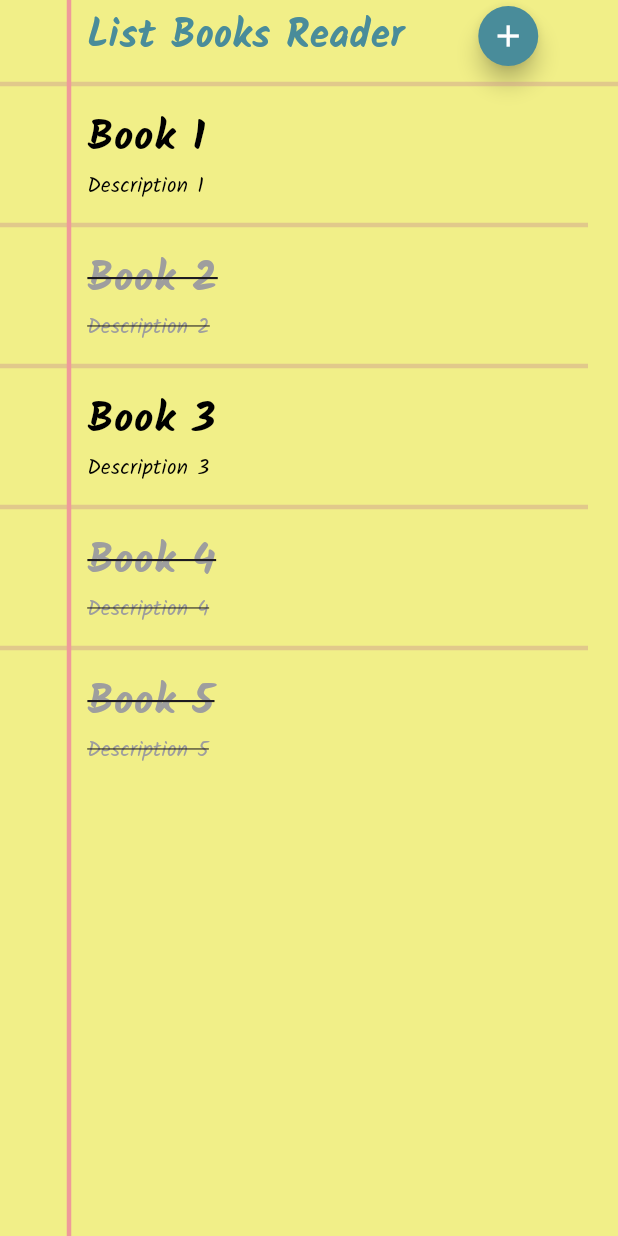
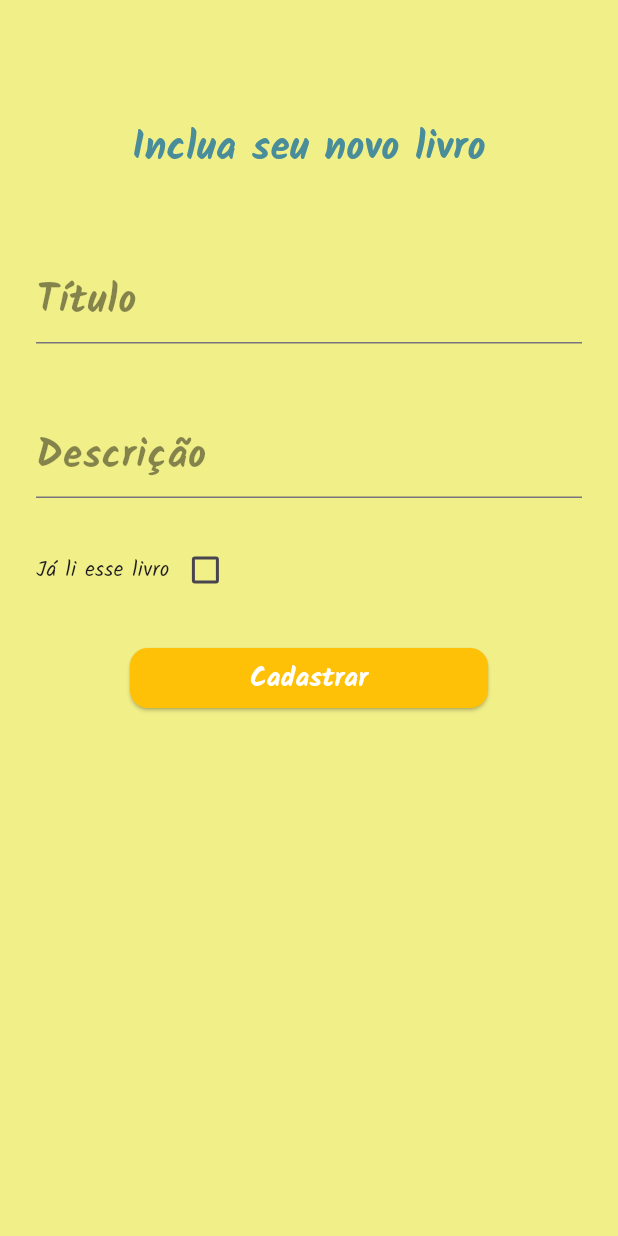
Before and after one commit to gblnovaes/book_readear_list, a Flutter app: the screen it shows after launch, after a tap on the "add" icon, on a phone screen of 412 x 824 dp. Run offline on Flutter 3.47's test engine with Material 3 defaults, Android fonts, the phone set to English and light mode, and no system bars; our stand-ins replace google_fonts.

Commit message:
feat: added flow include book in list with register book page

```diff
--- a/lib/main.dart
+++ b/lib/main.dart
@@ -1,4 +1,5 @@
 import 'package:book_reader_register/pages/list_books_page.dart';
+import 'package:book_reader_register/pages/register_books_page.dart';
 import 'package:flutter/material.dart';
 import 'package:google_fonts/google_fonts.dart';
 
@@ -19,6 +20,14 @@ class MainApp extends StatelessWidget {
         visualDensity: VisualDensity.adaptivePlatformDensity,
         textTheme: GoogleFonts.kalamTextTheme(Theme.of(context).textTheme),
       ),
+
+      routes: {
+        '/home': (context) => ListBooksPage(),
+        '/register': (context) => RegisterBooksPage(),
+      },
+
+      initialRoute: '/',
+
       home: ListBooksPage(),
     );
   }
--- a/lib/models/book_model.dart
+++ b/lib/models/book_model.dart
@@ -4,6 +4,11 @@ class BookModel {
   bool isRead;
 
   BookModel({this.title = '', this.description = '', this.isRead = false});
+
+  @override
+  String toString() {
+    return 'title: $title, description: $description, isRead: $isRead';
+  }
 }
 
 final booksMock = [
--- a/lib/pages/list_books_page.dart
+++ b/lib/pages/list_books_page.dart
@@ -1,6 +1,7 @@
 import 'package:book_reader_register/components/list_books.dart';
 import 'package:book_reader_register/components/list_divider_horizontal.dart';
 import 'package:book_reader_register/models/book_model.dart';
+import 'package:book_reader_register/pages/register_books_page.dart';
 import 'package:flutter/material.dart';
 
 class ListBooksPage extends StatefulWidget {
@@ -11,6 +12,8 @@ class ListBooksPage extends StatefulWidget {
 }
 
 class _ListBooksPageState extends State<ListBooksPage> {
+  List<BookModel> booksModel = [];
+
   @override
   Widget build(BuildContext context) {
     return Scaffold(
@@ -29,7 +32,6 @@ class _ListBooksPageState extends State<ListBooksPage> {
                       children: [
                         Text(
                           'List Books Reader',
-
                           style: TextStyle(
                             color: Color(0xFF498C9A),
                             fontSize: 26,
@@ -41,7 +43,19 @@ class _ListBooksPageState extends State<ListBooksPage> {
                           foregroundColor: Colors.white,
                           shape: CircleBorder(),
                           mini: true,
-                          onPressed: () {},
+                          onPressed: () {
+                            Navigator.of(context).push(
+                              MaterialPageRoute(
+                                builder: (context) => RegisterBooksPage(
+                                  onRegisterAdd: (bookModel) {
+                                    setState(() {
+                                      booksModel.add(bookModel);
+                                    });
+                                  },
+                                ),
+                              ),
+                            );
+                          },
                           backgroundColor: Color(0xFF498C9A),
                           child: Icon(Icons.add),
                         ),
@@ -52,7 +66,7 @@ class _ListBooksPageState extends State<ListBooksPage> {
                   ListDividerHorizontal(),
                   Padding(
                     padding: const EdgeInsets.only(right: 20),
-                    child: ListBooks(listBooks: booksMock),
+                    child: ListBooks(listBooks: booksModel),
                   ),
                 ],
               ),
--- /dev/null
+++ b/lib/pages/register_books_page.dart
@@ -0,0 +1,140 @@
+import 'package:book_reader_register/models/book_model.dart';
+import 'package:flutter/material.dart';
+
+class RegisterBooksPage extends StatefulWidget {
+  const RegisterBooksPage({super.key, this.onRegisterAdd});
+
+  final Function(BookModel)? onRegisterAdd;
+
+  @override
+  State<RegisterBooksPage> createState() => _RegisterBooksPageState();
+}
+
+class _RegisterBooksPageState extends State<RegisterBooksPage> {
+  void onRegisterAdd(BookModel bookModel) {}
+
+  final GlobalKey<FormState> _formKey = GlobalKey<FormState>();
+  BookModel bookModel = BookModel();
+
+  @override
+  void initState() {
+    super.initState();
+  }
+
+  @override
+  Widget build(BuildContext context) {
+    return Scaffold(
+      backgroundColor: Color(0xFFF1Ef88),
+
+      body: SafeArea(
+        child: Form(
+          key: _formKey,
+          child: Column(
+            children: [
+              Container(
+                padding: EdgeInsets.only(top: 80),
+                width: double.infinity,
+                height: 150,
+
+                child: Text(
+                  textAlign: TextAlign.center,
+                  'Inclua seu novo livro',
+                  style: TextStyle(
+                    color: Color(0xFF498C9A),
+                    fontSize: 26,
+                    fontWeight: FontWeight.bold,
+                  ),
+                ),
+              ),
+              Padding(
+                padding: const EdgeInsets.all(24.0),
+                child: TextFormField(
+                  initialValue: bookModel.title,
+                  decoration: InputDecoration(
+                    hintText: 'Título',
+                    hintStyle: TextStyle(
+                      color: Colors.black45,
+                      fontSize: 26,
+                      fontWeight: FontWeight.bold,
+                    ),
+                  ),
+                  onSaved: (title) => bookModel.title = title!,
+                  validator: (value) =>
+                      value!.isEmpty ? 'Titulo obrigatório' : null,
+                ),
+              ),
+              Padding(
+                padding: const EdgeInsets.all(24.0),
+                child: TextFormField(
+                  initialValue: bookModel.description,
+                  decoration: InputDecoration(
+                    hintText: 'Descrição',
+                    hintStyle: TextStyle(
+                      color: Colors.black45,
+                      fontSize: 26,
+                      fontWeight: FontWeight.bold,
+                    ),
+                  ),
+                  onSaved: (title) => bookModel.description = title!,
+                  validator: (value) =>
+                      value!.isEmpty ? 'Descrição obrigatório' : null,
+                ),
+              ),
+
+              Padding(
+                padding: const EdgeInsets.only(left: 24.0),
+                child: Row(
+                  children: [
+                    Text("Já li esse livro"),
+                    Checkbox(
+                      activeColor: Colors.grey[400],
+                      checkColor: Colors.amber,
+
+                      value: bookModel.isRead,
+                      onChanged: (isRead) {
+                        setState(() {
+                          bookModel.isRead = isRead!;
+                        });
+                      },
+                    ),
+                  ],
+                ),
+              ),
+
+              SizedBox(height: 24),
+              ElevatedButton(
+                style: ElevatedButton.styleFrom(
+                  shape: RoundedRectangleBorder(
+                    borderRadius: BorderRadius.circular(12),
+                  ),
+                  backgroundColor: Colors.amber,
+                  padding: EdgeInsets.symmetric(horizontal: 80),
+                ),
+
+                child: Text(
+                  'Cadastrar',
+                  style: TextStyle(
+                    color: Colors.white,
+                    fontSize: 18,
+                    fontWeight: FontWeight.bold,
+                  ),
+                ),
+
+                onPressed: () {
+                  final form = _formKey.currentState!;
+                  form.validate();
+                  if (form.validate()) {
+                    form.save();
+                    debugPrint(bookModel.toString());
+                    widget.onRegisterAdd!(bookModel);
+                    Navigator.pop(context, bookModel);
+                  }
+                },
+              ),
+            ],
+          ),
+        ),
+      ),
+    );
+  }
+}
```
